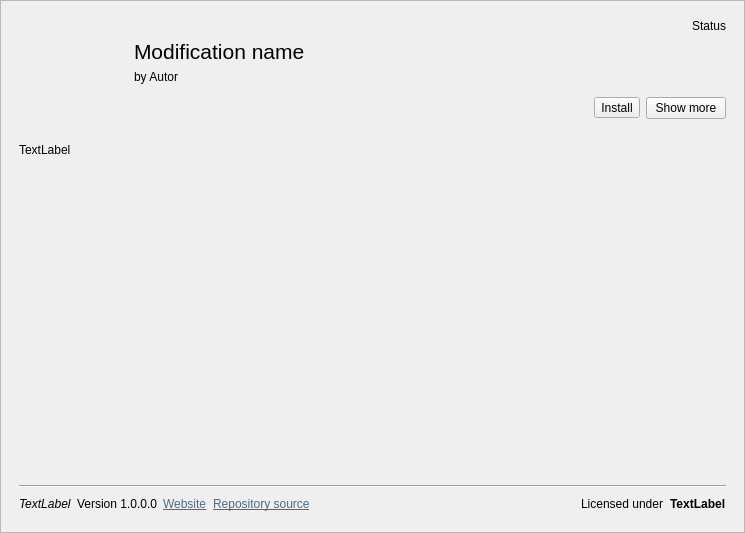
This is src/modrepositoryentrywidget.ui in kriana/SilVerPLuM as Qt 5 draws it before an edit. The edited form follows.
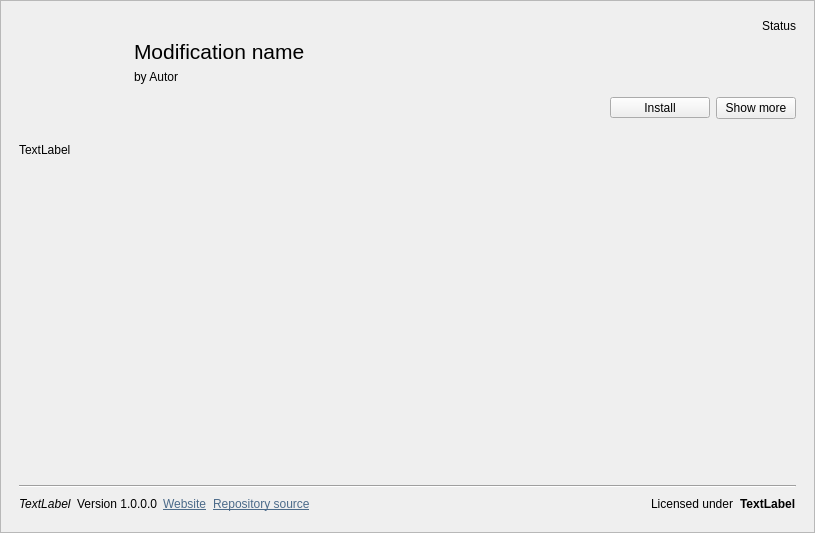
This is the edited form. Icons and pictures are not drawn.

```diff
--- a/src/modrepositoryentrywidget.ui
+++ b/src/modrepositoryentrywidget.ui
@@ -6,7 +6,7 @@
    <rect>
     <x>0</x>
     <y>0</y>
-    <width>745</width>
+    <width>815</width>
     <height>533</height>
    </rect>
   </property>
@@ -162,6 +162,12 @@
             <layout class="QHBoxLayout" name="horizontalLayout">
              <item>
               <widget class="QToolButton" name="btnInstall">
+               <property name="minimumSize">
+                <size>
+                 <width>100</width>
+                 <height>0</height>
+                </size>
+               </property>
                <property name="toolTip">
                 <string>Installs/updates this mod.</string>
                </property>
```
